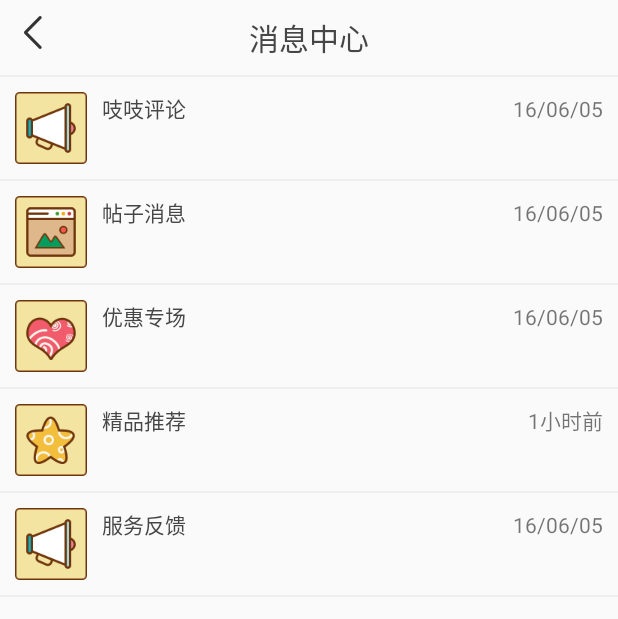
After one commit to isJoker/ShoppingMall, an Android app: the MessageCenterActivity screen opened directly, with no data from a screen before it, on a phone screen of 412 x 824 dp. The commit adds this screen. Shown: the top 619 px of the screen. Run offline under Robolectric (Android 15) with nearby library versions, the phone set to English and light mode, and no system bars.

Commit message:
消息界面

```diff
--- a/app/src/main/AndroidManifest.xml
+++ b/app/src/main/AndroidManifest.xml
@@ -49,6 +49,8 @@
         <activity android:name=".home.activity.GoodsListActivity"/>
 
         <activity android:name=".shoppingcart.activity.ShoppingCartActivity"/>
+
+        <activity android:name=".user.activity.MessageCenterActivity"/>
     </application>
 
 </manifest>
--- a/app/src/main/java/com/wjc/jokerwanshoppingmall/community/fragment/CommunityFragment.java
+++ b/app/src/main/java/com/wjc/jokerwanshoppingmall/community/fragment/CommunityFragment.java
@@ -1,5 +1,6 @@
 package com.wjc.jokerwanshoppingmall.community.fragment;
 
+import android.content.Intent;
 import android.support.v4.view.ViewPager;
 import android.view.View;
 import android.widget.ImageButton;
@@ -7,8 +8,10 @@ import android.widget.ImageButton;
 import com.wjc.jokerwanshoppingmall.R;
 import com.wjc.jokerwanshoppingmall.base.BaseFragment;
 import com.wjc.jokerwanshoppingmall.community.adapter.CommunityViewPagerAdapter;
+import com.wjc.jokerwanshoppingmall.user.activity.MessageCenterActivity;
 
 import butterknife.Bind;
+import butterknife.OnClick;
 
 /**
  * Created by ${万嘉诚} on 2016/11/17.
@@ -41,4 +44,10 @@ public class CommunityFragment extends BaseFragment {
         pagerIndicator.setVisibility(View.VISIBLE);
         pagerIndicator.setViewPager(viewPager);
     }
+
+    @OnClick(R.id.ib_community_message)
+    public void message(){
+        Intent intent = new Intent(getActivity(), MessageCenterActivity.class);
+        startActivity(intent);
+    }
 }
--- a/app/src/main/java/com/wjc/jokerwanshoppingmall/home/fragment/HomeFragment.java
+++ b/app/src/main/java/com/wjc/jokerwanshoppingmall/home/fragment/HomeFragment.java
@@ -1,5 +1,6 @@
 package com.wjc.jokerwanshoppingmall.home.fragment;
 
+import android.content.Intent;
 import android.support.v7.widget.GridLayoutManager;
 import android.support.v7.widget.RecyclerView;
 import android.text.TextUtils;
@@ -15,6 +16,7 @@ import com.wjc.jokerwanshoppingmall.R;
 import com.wjc.jokerwanshoppingmall.base.BaseFragment;
 import com.wjc.jokerwanshoppingmall.home.adapter.HomeFragmentAdapter;
 import com.wjc.jokerwanshoppingmall.home.bean.ResultBean;
+import com.wjc.jokerwanshoppingmall.user.activity.MessageCenterActivity;
 import com.wjc.jokerwanshoppingmall.utils.Constants;
 import com.wjc.jokerwanshoppingmall.utils.LogUtil;
 import com.zhy.http.okhttp.OkHttpUtils;
@@ -169,8 +171,8 @@ public class HomeFragment extends BaseFragment {
         tvMessageHome.setOnClickListener(new View.OnClickListener() {
             @Override
             public void onClick(View v) {
-//                Intent intent = new Intent(mContext, MessageCenterActivity.class);
-//                mContext.startActivity(intent);
+                Intent intent = new Intent(mContext, MessageCenterActivity.class);
+                mContext.startActivity(intent);
             }
         });
 
--- a/app/src/main/java/com/wjc/jokerwanshoppingmall/type/adapter/TypeRightAdapter.java
+++ b/app/src/main/java/com/wjc/jokerwanshoppingmall/type/adapter/TypeRightAdapter.java
@@ -1,6 +1,7 @@
 package com.wjc.jokerwanshoppingmall.type.adapter;
 
 import android.content.Context;
+import android.content.Intent;
 import android.graphics.Color;
 import android.support.v7.widget.RecyclerView;
 import android.view.Gravity;
@@ -15,6 +16,8 @@ import android.widget.Toast;
 
 import com.bumptech.glide.Glide;
 import com.wjc.jokerwanshoppingmall.R;
+import com.wjc.jokerwanshoppingmall.app.GoodsInfoActivity;
+import com.wjc.jokerwanshoppingmall.home.bean.GoodsBean;
 import com.wjc.jokerwanshoppingmall.type.bean.TypeBean;
 import com.wjc.jokerwanshoppingmall.utils.Constants;
 import com.wjc.jokerwanshoppingmall.utils.DensityUtil;
@@ -134,14 +137,14 @@ public class TypeRightAdapter extends RecyclerView.Adapter<RecyclerView.ViewHold
                         .load(Constants.BASE_URL_IMAGE + hot_product_list.get(i).getFigure())
                         .into(imageView);
                 lp.setMargins(0, 0, 0, DensityUtil.dip2px(mContext, 10));
-                myLinear.addView(imageView, lp);
+                myLinear.addView(imageView, lp);//把图片添加到线性布局
 
                 LinearLayout.LayoutParams textViewLp = new LinearLayout.LayoutParams(ViewGroup.LayoutParams.MATCH_PARENT, ViewGroup.LayoutParams.WRAP_CONTENT);
                 TextView textView = new TextView(mContext);
                 textView.setText("￥" + hot_product_list.get(i).getCover_price());
                 textView.setGravity(Gravity.CENTER);
                 textView.setTextColor(Color.parseColor("#ed3f3f"));
-                myLinear.addView(textView, textViewLp);
+                myLinear.addView(textView, textViewLp);//把文本添加到线性布局
 
                 //点击事件
                 myLinear.setOnClickListener(new View.OnClickListener() {
@@ -153,12 +156,11 @@ public class TypeRightAdapter extends RecyclerView.Adapter<RecyclerView.ViewHold
                         String name = hot_product_list.get(i).getName();
                         String figure = hot_product_list.get(i).getFigure();
                         String product_id = hot_product_list.get(i).getProduct_id();
-//                        GoodsBean goodsBean = new GoodsBean(name, cover_price, figure, product_id);
+                        GoodsBean goodsBean = new GoodsBean(name, cover_price, figure, product_id);
 
-//                        Intent intent = new Intent(mContext, GoodsInfoActivity.class);
-//                        intent.putExtra("goods_bean", goodsBean);
-//                        mContext.startActivity(intent);
-                        // Toast.makeText(mContext, "position" + i, Toast.LENGTH_SHORT).show();
+                        Intent intent = new Intent(mContext, GoodsInfoActivity.class);
+                        intent.putExtra("goods_bean", goodsBean);
+                        mContext.startActivity(intent);
                     }
                 });
             }
--- a/app/src/main/java/com/wjc/jokerwanshoppingmall/type/fragment/ListFragment.java
+++ b/app/src/main/java/com/wjc/jokerwanshoppingmall/type/fragment/ListFragment.java
@@ -103,17 +103,18 @@ public class ListFragment extends BaseFragment {
 
                         GridLayoutManager manager = new GridLayoutManager(getActivity(), 3);//设置GridView为三列
 
-                        manager.setSpanSizeLookup(new GridLayoutManager.SpanSizeLookup() {//？
+                        //设置不同position的Item所占的列数
+                        manager.setSpanSizeLookup(new GridLayoutManager.SpanSizeLookup() {
                             @Override
                             public int getSpanSize(int position) {
                                 if (position == 0) {
-                                    return 3;
+                                    return 3;//热卖推荐的HorizontalScrollView所占的列数为3
                                 } else {
-                                    return 1;
+                                    return 1;//其他每个item所占的列数为1
                                 }
                             }
                         });
-                        rvRight.setLayoutManager(manager);
+                        rvRight.setLayoutManager(manager);//给RecyclerView设置列数为3网格布局
                     }
 
                     break;
--- /dev/null
+++ b/app/src/main/java/com/wjc/jokerwanshoppingmall/user/activity/MessageCenterActivity.java
@@ -0,0 +1,27 @@
+package com.wjc.jokerwanshoppingmall.user.activity;
+
+import android.app.Activity;
+import android.os.Bundle;
+import android.view.View;
+import android.widget.ImageButton;
+
+import com.wjc.jokerwanshoppingmall.R;
+
+
+public class MessageCenterActivity extends Activity {
+    private ImageButton ib_login_back;
+
+    @Override
+    protected void onCreate(Bundle savedInstanceState) {
+        super.onCreate(savedInstanceState);
+        setContentView(R.layout.activity_mesaage_center);
+        ib_login_back = (ImageButton) findViewById(R.id.ib_login_back);
+
+        ib_login_back.setOnClickListener(new View.OnClickListener() {
+            @Override
+            public void onClick(View v) {
+                finish();
+            }
+        });
+    }
+}
--- /dev/null
+++ b/app/src/main/res/layout/activity_mesaage_center.xml
@@ -0,0 +1,183 @@
+<?xml version="1.0" encoding="utf-8"?>
+<LinearLayout xmlns:android="http://schemas.android.com/apk/res/android"
+    xmlns:tools="http://schemas.android.com/tools"
+    android:layout_width="match_parent"
+    android:layout_height="match_parent"
+    android:orientation="vertical"
+    >
+
+    <RelativeLayout
+        android:layout_width="match_parent"
+        android:layout_height="wrap_content"
+        android:padding="10dp">
+
+        <ImageButton
+            android:id="@+id/ib_login_back"
+            android:layout_width="wrap_content"
+            android:layout_height="wrap_content"
+            android:background="@drawable/top_bar_left_back" />
+
+        <TextView
+            android:layout_width="wrap_content"
+            android:layout_height="wrap_content"
+            android:layout_centerInParent="true"
+            android:text="消息中心"
+            android:textColor="#464646"
+            android:textSize="20sp" />
+    </RelativeLayout>
+
+    <View
+        android:layout_width="match_parent"
+        android:layout_height="1dp"
+        android:background="#eeee" />
+
+    <LinearLayout
+        android:layout_width="match_parent"
+        android:layout_height="wrap_content"
+        android:orientation="horizontal"
+        android:padding="10dp">
+
+        <ImageView
+            android:layout_width="wrap_content"
+            android:layout_height="wrap_content"
+            android:background="@drawable/news_comment_icon" />
+
+        <TextView
+            android:layout_width="0dp"
+            android:layout_height="wrap_content"
+            android:layout_marginLeft="10dp"
+            android:layout_weight="1"
+            android:text="吱吱评论"
+            android:textColor="#464646" />
+
+        <TextView
+            android:layout_width="wrap_content"
+            android:layout_height="wrap_content"
+            android:text="16/06/05" />
+    </LinearLayout>
+
+    <View
+        android:layout_width="match_parent"
+        android:layout_height="1dp"
+        android:background="#eeee" />
+
+    <LinearLayout
+        android:layout_width="match_parent"
+        android:layout_height="wrap_content"
+        android:orientation="horizontal"
+        android:padding="10dp">
+
+        <ImageView
+            android:layout_width="wrap_content"
+            android:layout_height="wrap_content"
+            android:background="@drawable/news_post_icon" />
+
+        <TextView
+            android:layout_width="0dp"
+            android:layout_height="wrap_content"
+            android:layout_marginLeft="10dp"
+            android:layout_weight="1"
+            android:text="帖子消息"
+            android:textColor="#464646" />
+
+        <TextView
+            android:layout_width="wrap_content"
+            android:layout_height="wrap_content"
+            android:text="16/06/05" />
+    </LinearLayout>
+
+    <View
+        android:layout_width="match_parent"
+        android:layout_height="1dp"
+        android:background="#eeee" />
+
+    <LinearLayout
+        android:layout_width="match_parent"
+        android:layout_height="wrap_content"
+        android:orientation="horizontal"
+        android:padding="10dp">
+
+        <ImageView
+            android:layout_width="wrap_content"
+            android:layout_height="wrap_content"
+            android:background="@drawable/news_channel_icon" />
+
+        <TextView
+            android:layout_width="0dp"
+            android:layout_height="wrap_content"
+            android:layout_marginLeft="10dp"
+            android:layout_weight="1"
+            android:text="优惠专场"
+            android:textColor="#464646" />
+
+        <TextView
+            android:layout_width="wrap_content"
+            android:layout_height="wrap_content"
+            android:text="16/06/05" />
+    </LinearLayout>
+
+    <View
+        android:layout_width="match_parent"
+        android:layout_height="1dp"
+        android:background="#eeee" />
+
+    <LinearLayout
+        android:layout_width="match_parent"
+        android:layout_height="wrap_content"
+        android:orientation="horizontal"
+        android:padding="10dp">
+
+        <ImageView
+            android:layout_width="wrap_content"
+            android:layout_height="wrap_content"
+            android:background="@drawable/news_good_icon" />
+
+        <TextView
+            android:layout_width="0dp"
+            android:layout_height="wrap_content"
+            android:layout_marginLeft="10dp"
+            android:layout_weight="1"
+            android:text="精品推荐"
+            android:textColor="#464646" />
+
+        <TextView
+            android:layout_width="wrap_content"
+            android:layout_height="wrap_content"
+            android:text="1小时前" />
+    </LinearLayout>
+
+    <View
+        android:layout_width="match_parent"
+        android:layout_height="1dp"
+        android:background="#eeee" />
+
+    <LinearLayout
+        android:layout_width="match_parent"
+        android:layout_height="wrap_content"
+        android:orientation="horizontal"
+        android:padding="10dp">
+
+        <ImageView
+            android:layout_width="wrap_content"
+            android:layout_height="wrap_content"
+            android:background="@drawable/news_services_icon" />
+
+        <TextView
+            android:layout_width="0dp"
+            android:layout_height="wrap_content"
+            android:layout_marginLeft="10dp"
+            android:layout_weight="1"
+            android:text="服务反馈"
+            android:textColor="#464646" />
+
+        <TextView
+            android:layout_width="wrap_content"
+            android:layout_height="wrap_content"
+            android:text="16/06/05" />
+    </LinearLayout>
+
+    <View
+        android:layout_width="match_parent"
+        android:layout_height="1dp"
+        android:background="#eeee" />
+</LinearLayout>
```
